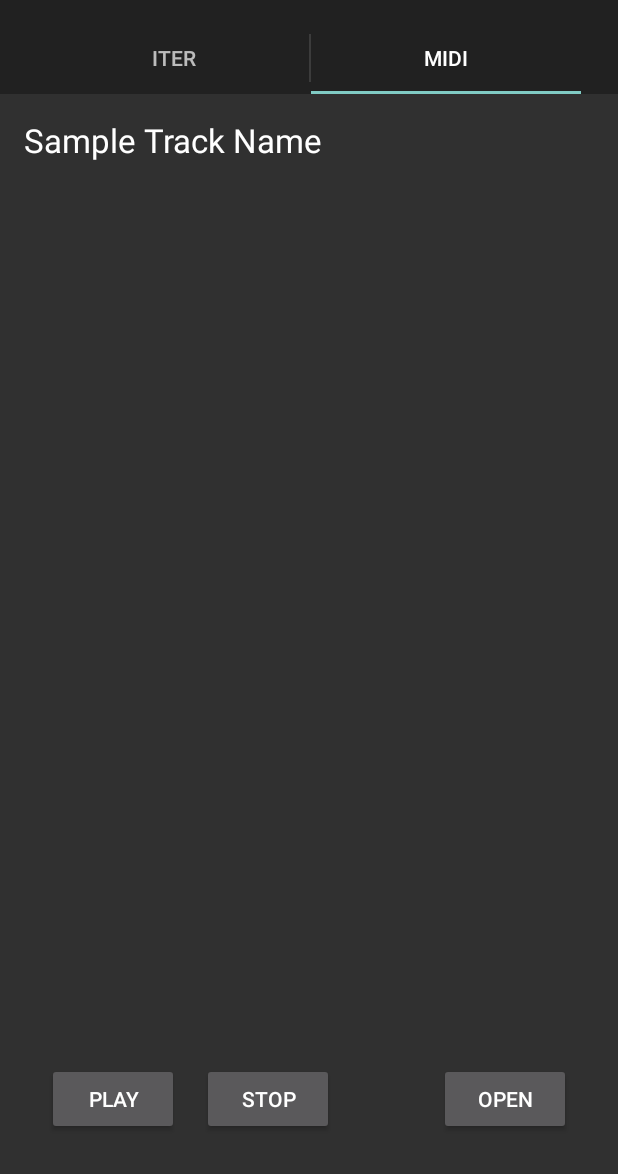
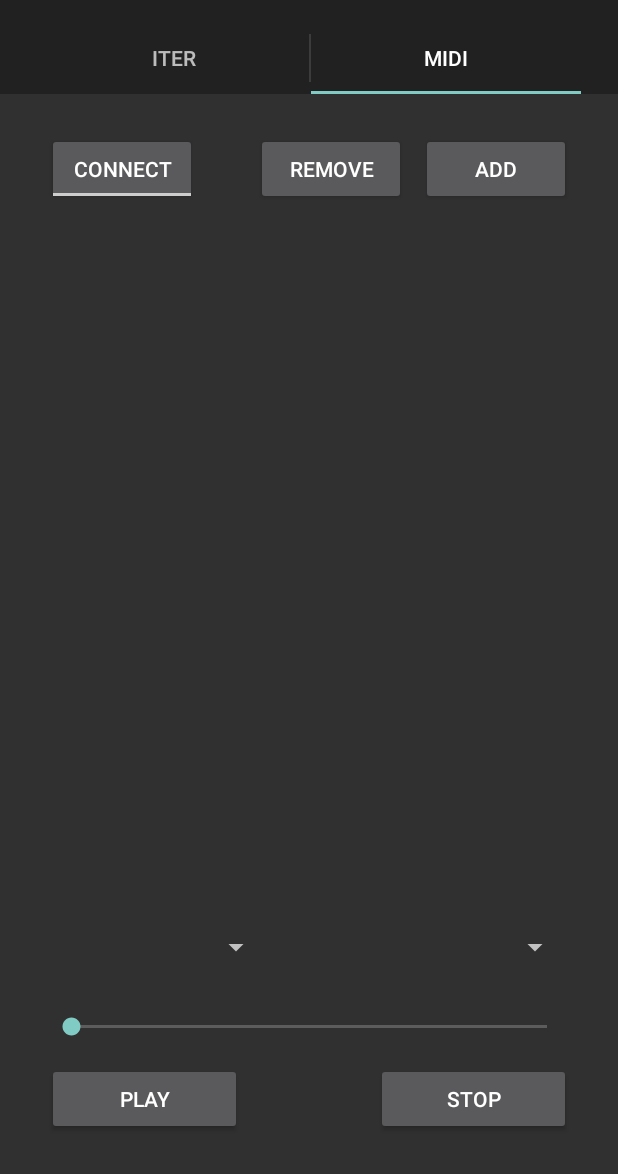
Before and after one commit to Aspart/BTTC, an Android app: the screen it shows after launch (MainActivity), tab 2 chosen, on a phone screen of 412 x 824 dp, the part 62-1236 px from its top. Run offline under Robolectric (Android 15) with nearby library versions, the phone set to English and light mode, and no system bars.

Commit message:
MIDI design changed

```diff
--- a/BTTC/src/main/java/com/teslacoil/bttc/MainActivity.java
+++ b/BTTC/src/main/java/com/teslacoil/bttc/MainActivity.java
@@ -477,8 +477,6 @@ public class MainActivity extends ActionBarActivity implements ActionBar.TabList
                                 public void OnSelectedFile(String fileName) {
                                     mMidiPlayer = new MIDIPlayer(fileName, interruptor);
                                     mMidiPlayer.run(fileName);
-                                    TextView tv = (TextView) getView().findViewById(R.id.trackName);
-                                    tv.setText(mMidiPlayer.getTrackName());
                                 }
                             });
                     fileDialog.show();
--- a/BTTC/src/main/res/layout/ac_midi_fragment.xml
+++ b/BTTC/src/main/res/layout/ac_midi_fragment.xml
@@ -9,7 +9,7 @@
     tools:context="com.teslacoil.bttc.MainActivity$PlaceholderFragment">
 
     <Button
-        android:layout_width="wrap_content"
+        android:layout_width="130dp"
         android:layout_height="wrap_content"
         android:text="Play"
         android:id="@+id/playButton"
@@ -20,34 +20,90 @@
         android:layout_marginLeft="15dp" />
 
     <Button
-        android:layout_width="wrap_content"
+        android:layout_width="100dp"
         android:layout_height="wrap_content"
-        android:text="Open"
+        android:text="Add"
         android:id="@+id/openButton"
+        android:layout_alignParentTop="true"
+        android:layout_alignParentRight="true"
+        android:layout_alignParentEnd="true"
+        android:layout_marginTop="10dp"
+        android:layout_marginRight="15dp" />
+
+    <Button
+        android:layout_width="130dp"
+        android:layout_height="wrap_content"
+        android:text="Stop"
+        android:id="@+id/stopButton"
         android:layout_alignParentBottom="true"
         android:layout_alignParentRight="true"
         android:layout_alignParentEnd="true"
         android:layout_marginRight="15dp"
         android:layout_marginBottom="10dp" />
 
-    <TextView
+    <SeekBar
         android:layout_width="wrap_content"
         android:layout_height="wrap_content"
-        android:textAppearance="?android:attr/textAppearanceLarge"
-        android:id="@+id/trackName"
+        android:id="@+id/seekBar"
+        android:layout_above="@+id/playButton"
+        android:layout_alignLeft="@+id/playButton"
+        android:layout_alignStart="@+id/playButton"
+        android:layout_alignRight="@+id/stopButton"
+        android:layout_alignEnd="@+id/stopButton"
+        android:layout_marginBottom="15dp" />
+
+    <ToggleButton
+        android:layout_width="100dp"
+        android:layout_height="wrap_content"
+        android:text="Connect"
+        android:id="@+id/connectButton"
         android:layout_alignParentTop="true"
         android:layout_alignParentLeft="true"
         android:layout_alignParentStart="true"
-        android:text="Sample Track Name" />
+        android:checked="false"
+        android:textOn="Disconnect"
+        android:textOff="Connect"
+        android:layout_marginTop="10dp"
+        android:layout_marginLeft="15dp" />
+
+    <Spinner
+        android:layout_width="150dp"
+        android:layout_height="wrap_content"
+        android:id="@+id/ch2"
+        android:layout_alignBottom="@+id/seekBar"
+        android:layout_alignRight="@+id/stopButton"
+        android:layout_alignEnd="@+id/stopButton"
+        android:layout_marginBottom="50dp" />
+
+    <Spinner
+        android:layout_width="150dp"
+        android:layout_height="wrap_content"
+        android:id="@+id/ch1"
+        android:layout_alignBottom="@+id/seekBar"
+        android:layout_alignLeft="@+id/seekBar"
+        android:layout_alignStart="@+id/seekBar"
+        android:layout_marginBottom="50dp" />
+
+    <ListView
+        android:layout_width="wrap_content"
+        android:layout_height="wrap_content"
+        android:id="@+id/listView"
+        android:layout_below="@+id/connectButton"
+        android:layout_alignLeft="@+id/connectButton"
+        android:layout_alignStart="@+id/connectButton"
+        android:layout_alignBottom="@+id/ch2"
+        android:layout_alignRight="@+id/stopButton"
+        android:layout_alignEnd="@+id/stopButton"
+        android:layout_marginBottom="100dp"
+        android:layout_marginTop="15dp" />
 
     <Button
-        android:layout_width="wrap_content"
+        android:layout_width="100dp"
         android:layout_height="wrap_content"
-        android:text="Stop"
-        android:id="@+id/stopButton"
-        android:layout_alignParentBottom="true"
-        android:layout_toRightOf="@+id/playButton"
-        android:layout_marginLeft="15dp"
-        android:layout_marginBottom="10dp" />
+        android:text="Remove"
+        android:id="@+id/button"
+        android:layout_alignTop="@+id/openButton"
+        android:layout_toLeftOf="@+id/openButton"
+        android:layout_marginRight="10dp" />
 
 </RelativeLayout>
```
